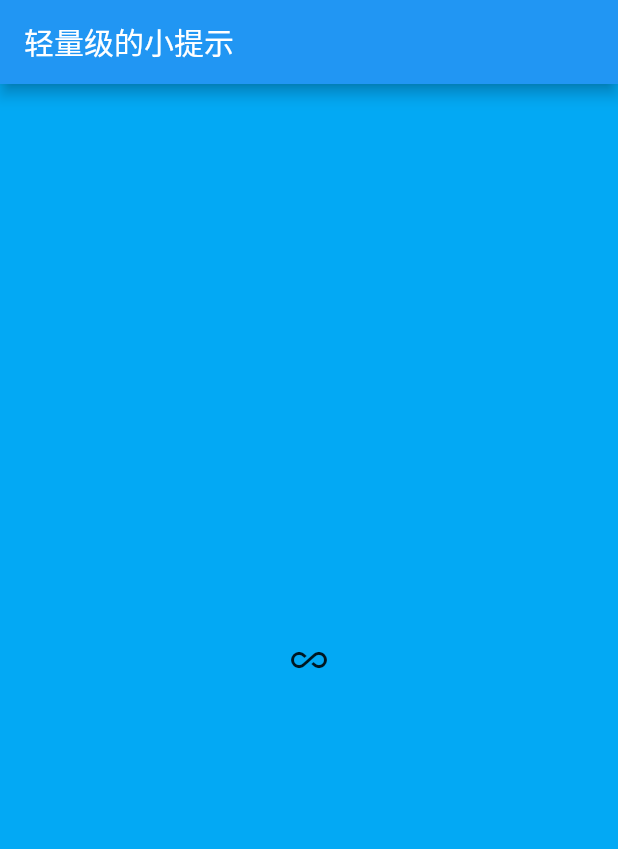
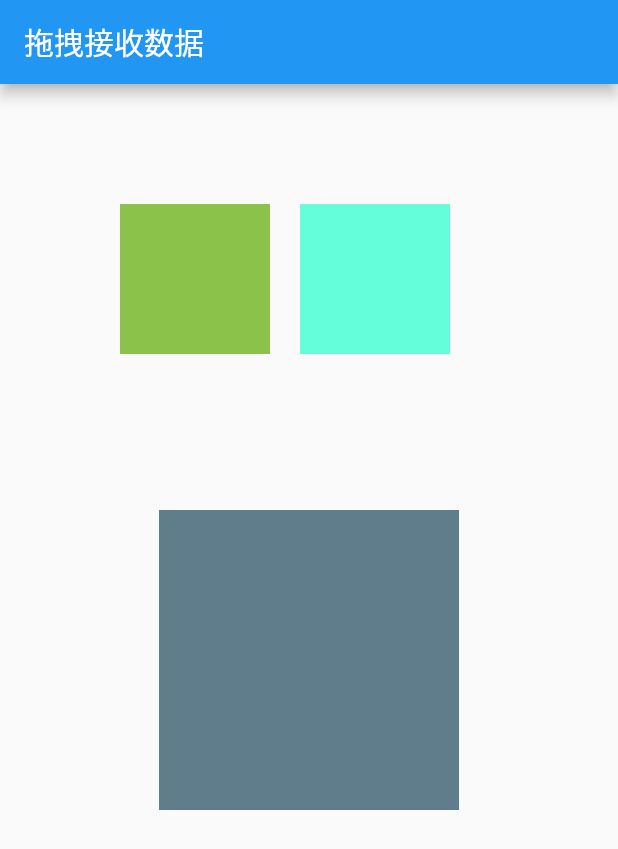
Before and after one commit to soojade/flutter-demoes, a Flutter app: the screen it shows after launch, on a phone screen of 412 x 824 dp. Shown: the top 849 px of the screen. Run offline on Flutter 3.47's test engine with Material 2 defaults, Android fonts, the phone set to English and light mode, and no system bars.

Commit message:
拖拽接收数据

```diff
--- /dev/null
+++ b/lib/drag_box/draggable_box.dart
@@ -0,0 +1,50 @@
+import 'package:flutter/material.dart';
+
+class DraggableBox extends StatefulWidget {
+  final Offset boxOffset;
+  final Color boxColor;
+
+  // 重写构造函数可以传递位置和颜色
+  const DraggableBox({Key key, this.boxOffset, this.boxColor})
+      : super(key: key);
+
+  @override
+  _DraggableBoxState createState() => _DraggableBoxState();
+}
+
+class _DraggableBoxState extends State<DraggableBox> {
+  Offset offset = Offset(0.0, 0.0);
+
+  @override
+  void initState() {
+    super.initState();
+    offset = widget.boxOffset;
+  }
+
+  @override
+  Widget build(BuildContext context) {
+    return Positioned(
+      left: offset.dx,
+      top: offset.dy,
+      child: Draggable(
+          data: widget.boxColor, // 拖拽传送的数据
+          child: Container(
+            width: 100.0,
+            height: 100.0,
+            color: widget.boxColor,
+          ),
+          // 拖拽过程中的效果
+          feedback: Container(
+            width: 110.0,
+            height: 110.0,
+            color: widget.boxColor.withOpacity(0.5),
+          ),
+          // 松开后的效果
+          onDraggableCanceled: (Velocity velocity, Offset offset) {
+            setState(() {
+              this.offset = offset; // 更改拖拽后的位置
+            });
+          }),
+    );
+  }
+}
--- /dev/null
+++ b/lib/drag_box/drop_box.dart
@@ -0,0 +1,42 @@
+import 'package:flutter/material.dart';
+import 'draggable_box.dart';
+
+class DropBox extends StatefulWidget {
+  @override
+  _DropBoxState createState() => _DropBoxState();
+}
+
+class _DropBoxState extends State<DropBox> {
+  Color _boxColor = Colors.blueGrey; // 盒子默认颜色
+
+  @override
+  Widget build(BuildContext context) {
+    return Scaffold(
+      appBar: AppBar(
+        title: Text('拖拽接收数据'),
+      ),
+      body: Stack(
+        children: <Widget>[
+          DraggableBox(
+            boxOffset: Offset(80.0, 80.0),
+            boxColor: Colors.lightGreen,
+          ),
+          DraggableBox(
+            boxOffset: Offset(200.0, 80.0),
+            boxColor: Colors.tealAccent,
+          ),
+          Center(
+            child: DragTarget(
+              onAccept: (Color color) => _boxColor = color,
+              builder: (context, candidateData, rejectedData) => Container(
+                    width: 200.0,
+                    height: 200.0,
+                    color: _boxColor,
+                  ),
+            ),
+          )
+        ],
+      ),
+    );
+  }
+}
--- a/lib/main.dart
+++ b/lib/main.dart
@@ -1,5 +1,6 @@
 import 'package:flutter/material.dart';
-import 'package:flutter_demoes/light_tip/light_tip.dart'; // 轻量级的小提示
+import 'package:flutter_demoes/drag_box/drop_box.dart'; // 拖拽
+// import 'package:flutter_demoes/light_tip/light_tip.dart'; // 轻量级的小提示
 // import 'package:flutter_demoes/cupertino_right_slip_back/right_slip_back.dart'; // 右滑返回
 // import 'package:flutter_demoes/splash_screen/splash_screen.dart'; // 闪屏动画
 // import 'package:flutter_demoes/bezier_clipper/bezier_clipper.dart'; // 贝塞尔曲线剪切效果
@@ -35,7 +36,8 @@ class MyApp extends StatelessWidget {
       // home: BezierClipper(), // 贝塞尔曲线剪切效果
       // home: SplashScreen(), // 闪屏动画
       // home: RightSlipBack(), // 右滑返回
-      home: LightTip(), // 轻量级的小提示
+      // home: LightTip(), // 轻量级的小提示
+      home: DropBox(), // 拖拽
     );
   }
 }
```
